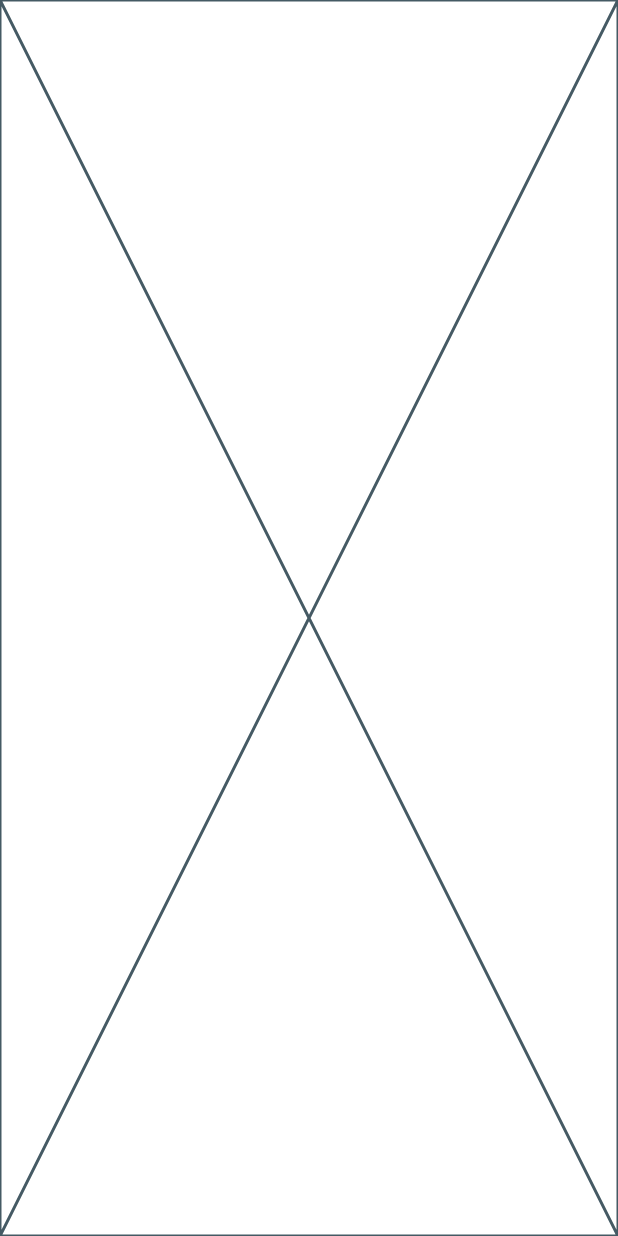
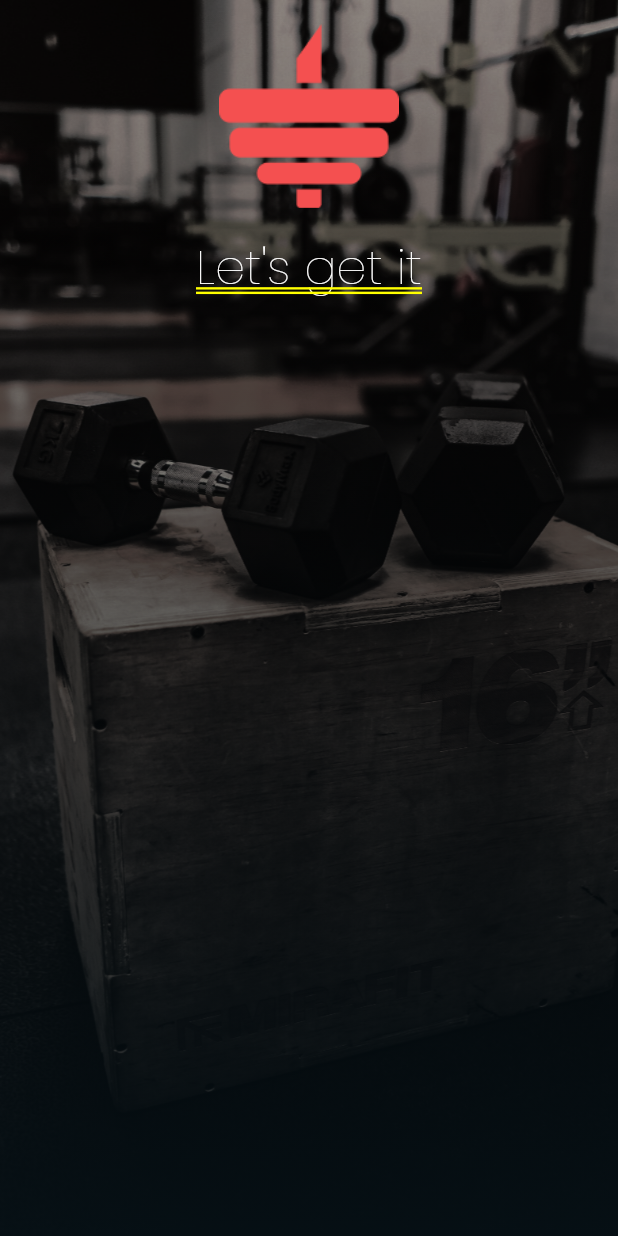
Before and after one commit to MacNkhata/sundial_flutter, a Flutter app: the screen it shows after launch, after a tap on "Skip", on a phone screen of 412 x 824 dp. Run offline on Flutter 3.47's test engine with Material 3 defaults, Android fonts, the phone set to English and light mode, and no system bars; our stand-ins replace google_fonts, loading_animation_widget, shared_preferences.

Commit message:
added the general layout of login

```diff
--- a/lib/screens/auth/login.dart
+++ b/lib/screens/auth/login.dart
@@ -1,4 +1,5 @@
 import 'package:flutter/material.dart';
+import 'package:google_fonts/google_fonts.dart';
 
 class LoginScreen extends StatefulWidget {
   const LoginScreen({super.key});
@@ -10,6 +11,59 @@ class LoginScreen extends StatefulWidget {
 class _LoginScreenState extends State<LoginScreen> {
   @override
   Widget build(BuildContext context) {
-    return const Placeholder();
+    return Stack(
+      children: [
+        Positioned.fill(
+          child: Image.asset(
+            "assets/images/auth_bg.png",
+            fit: BoxFit.cover,
+          ),
+        ),
+        Container(
+          decoration: BoxDecoration(
+            gradient: LinearGradient(
+              colors: [
+                const Color(0xFF06141B).withOpacity(0.7),
+                Colors.transparent
+              ],
+              begin: Alignment.bottomCenter,
+              end: Alignment.topCenter,
+            ),
+          ),
+        ),
+        SafeArea(
+          child: Padding(
+            padding: const EdgeInsets.all(16.0),
+            child: Column(
+              crossAxisAlignment: CrossAxisAlignment.stretch,
+              children: [
+                Center(
+                  child: Image.asset(
+                    'assets/images/logo.png',
+                    width: 120,
+                    height: 122.64,
+                    fit: BoxFit.cover,
+                  ),
+                ),
+                const SizedBox(
+                  height: 16.0,
+                ),
+                Text(
+                  "Let's get it",
+                  textAlign: TextAlign.center,
+                  style: GoogleFonts.poppins(
+                      textStyle: const TextStyle(
+                    fontSize: 32.0,
+                    fontWeight: FontWeight.w200,
+                    color: Colors.white,
+                  )),
+                ),
+                const Spacer(),
+              ],
+            ),
+          ),
+        ),
+      ],
+    );
   }
 }
--- a/lib/screens/onboarding/onboarding.dart
+++ b/lib/screens/onboarding/onboarding.dart
@@ -211,7 +211,7 @@ final List<Onboard> data = [
   Onboard(
     title: "Don’t forget\nhydration is key.",
     description:
-        "Water is also a vital part of any exercise because it cleans toxins in the body.",
+        "Water is also a vital part of any exercise as it cleans toxins in the body.",
     backgroundImage: "assets/images/OnboardingBg3.png",
   ),
 ];
@@ -239,7 +239,10 @@ class OnBoardContent extends StatelessWidget {
         Container(
           decoration: BoxDecoration(
             gradient: LinearGradient(
-              colors: [Colors.black.withOpacity(0.7), Colors.transparent],
+              colors: [
+                const Color(0xFF06141B).withOpacity(0.7),
+                Colors.transparent
+              ],
               begin: Alignment.bottomCenter,
               end: Alignment.topCenter,
             ),
```
Also changed, not shown: assets/images/auth_bg.png (added), 1 other file.
